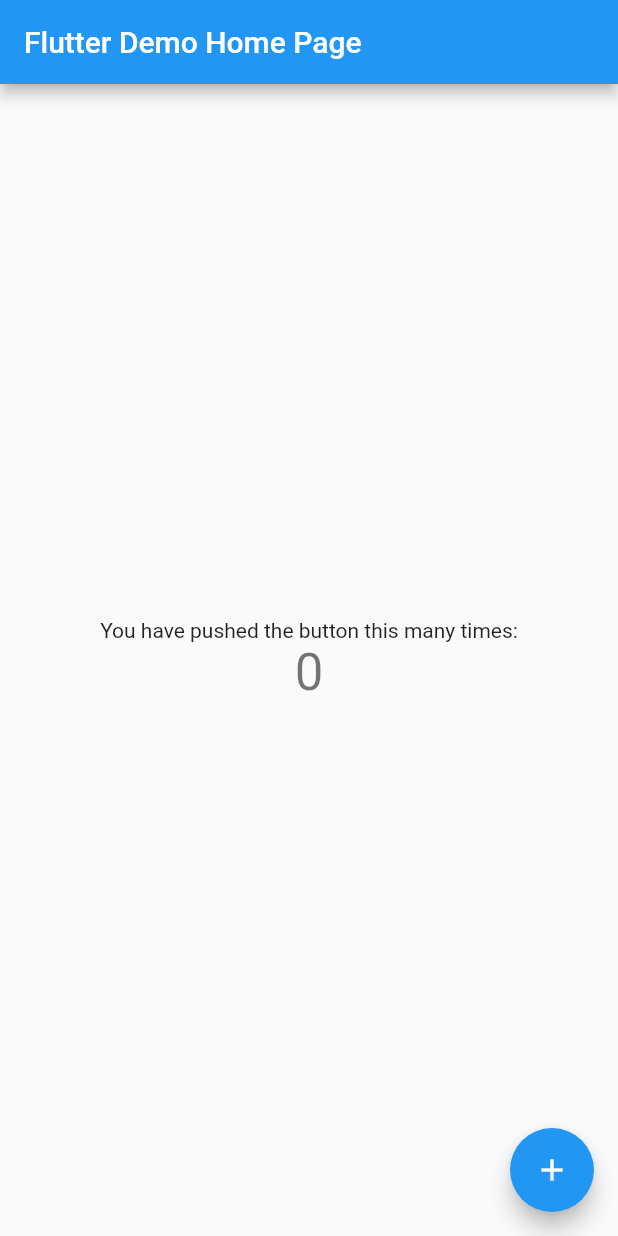
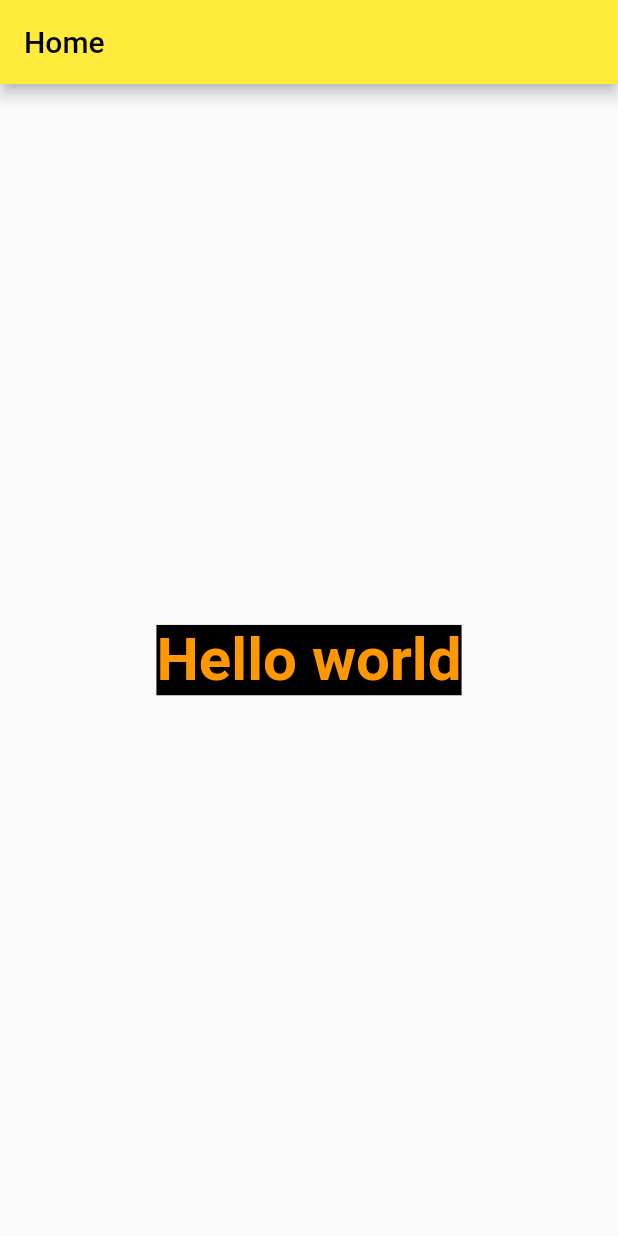
Before and after one commit to HeroLive/Flutter_Radiation, a Flutter app: the screen it shows after launch, on a phone screen of 412 x 824 dp. Run offline on Flutter 3.47's test engine with Material 2 defaults, Android fonts, the phone set to English and light mode, and no system bars.

Commit message:
#2 App flutter hello world

```diff
--- a/hello_world/lib/main.dart
+++ b/hello_world/lib/main.dart
@@ -1,3 +1,56 @@
+import 'package:flutter/material.dart';
+
+void main() {
+  runApp(const MyApp());
+}
+
+class MyApp extends StatelessWidget {
+  const MyApp({Key? key}) : super(key: key);
+
+  @override
+  Widget build(BuildContext context) {
+    return MaterialApp(
+        title: 'Flutter hello world',
+        theme: ThemeData(primarySwatch: Colors.deepOrange),
+        home: const MyHomePage(
+          title: "Home",
+        ));
+  }
+}
+
+class MyHomePage extends StatefulWidget {
+  const MyHomePage({Key? key, required this.title}) : super(key: key);
+  final String title;
+  @override
+  _MyHomePageState createState() => _MyHomePageState();
+}
+
+class _MyHomePageState extends State<MyHomePage> {
+  @override
+  Widget build(BuildContext context) {
+    return Scaffold(
+        appBar: AppBar(
+          backgroundColor: Colors.yellow,
+          title: Text(
+            widget.title, //Home
+            style: const TextStyle(color: Colors.black),
+          ),
+        ),
+        body: const Center(
+          child: Text(
+            "Hello world",
+            style: TextStyle(
+                color: Colors.orange,
+                fontSize: 40,
+                fontWeight: FontWeight.bold,
+                backgroundColor: Colors.black),
+          ),
+        ));
+  }
+}
+
+
+/*
 import 'package:flutter/material.dart';
 
 void main() {
@@ -113,3 +166,5 @@
     );
   }
 }
+
+*/
```
Also changed, not shown: 1 other file.
